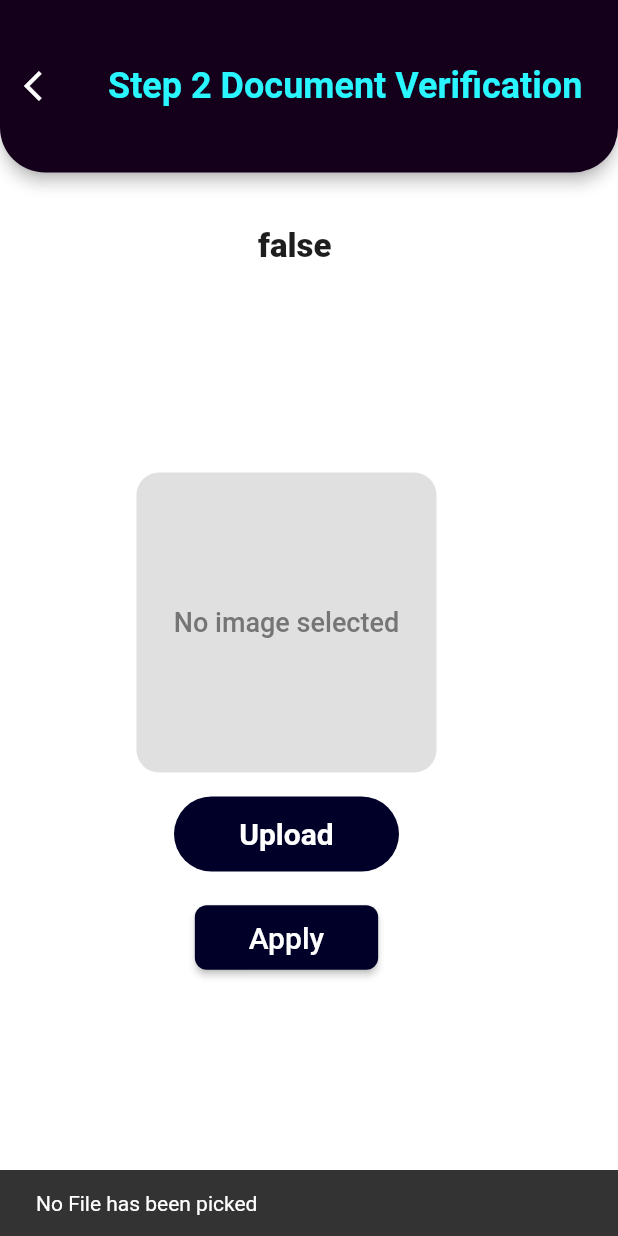
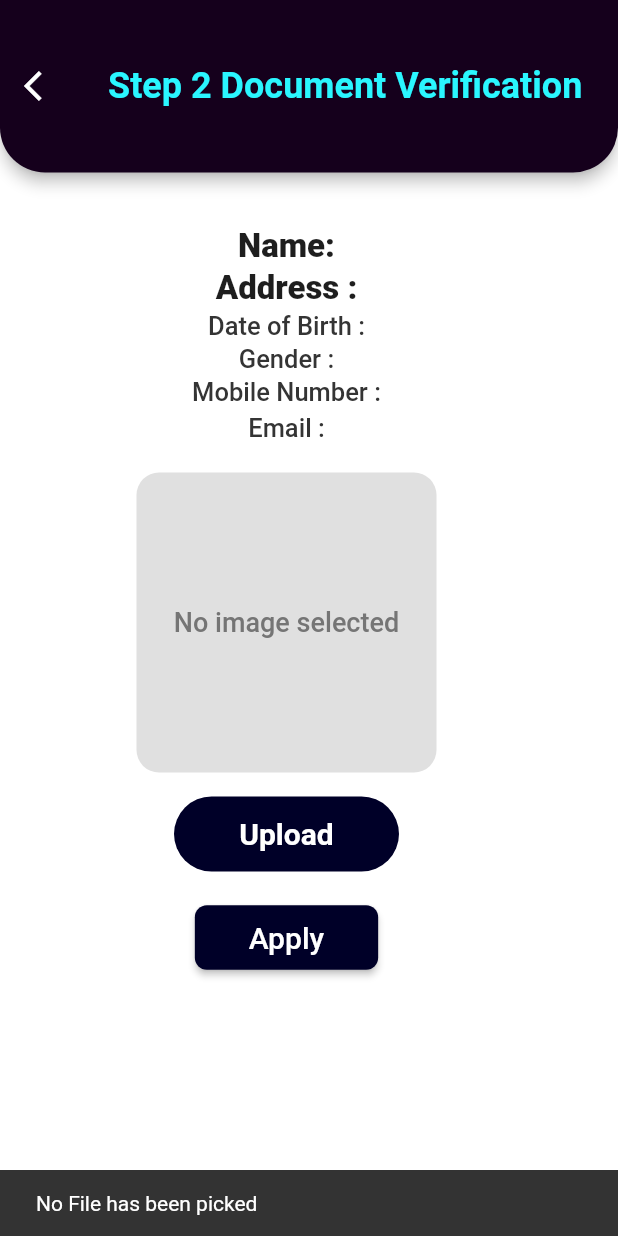
Before and after one commit to sonusahu05/Hackathon, a Flutter app: the Step2 screen opened by its route, after a tap on "Upload", on a phone screen of 412 x 824 dp. Run offline on Flutter 3.47's test engine with Material 2 defaults, Android fonts, the phone set to English and light mode, and no system bars; our stand-ins replace bloc, cloud_firestore, equatable, file_picker, firebase_auth, firebase_core and 7 more; missing offline and left inert: encrypt, firebase_ml_vision, gsheets, scroll_page_view, string_similarity; accounts and stored records are empty; project files that could hold a hidden picture were left out; key blocks and very long unbroken strings in the code were emptied for the run.

Commit message:
Step 2 doc verification done

```diff
--- a/onboardpro/lib/views/onboard/step2.dart
+++ b/onboardpro/lib/views/onboard/step2.dart
@@ -43,7 +43,6 @@ class _Step2State extends State<Step2> {
   String _surname2 = "";
   String _address2 = "";
   String _gender2 = "";
-  String _emailData2 = "";
   String _dob2 = "";
   late DateTime dateTime;
   late DateTime lastDate;
@@ -79,7 +78,6 @@ class _Step2State extends State<Step2> {
       _address2 = encrypter2.decrypt64(widgetConcession.address, iv: iv2);
       _dob2 = encrypter2.decrypt64(widgetConcession.dob, iv: iv2);
       _gender2 = encrypter2.decrypt64(widgetConcession.gender, iv: iv2);
-      _emailData2 = encrypter2.decrypt64(widgetConcession.email, iv: iv2);
     }
   }
 
@@ -178,7 +176,7 @@ class _Step2State extends State<Step2> {
                             height: 20,
                           ),
                           Text(
-                            "$_nameData2 $_surname2 $_docVerify $_imgUrl",
+                            "Name: $_nameData2 $_surname2",
                             style: const TextStyle(
                               color: Color(0xff1e1e1e),
                               fontSize: 22,
@@ -190,7 +188,7 @@ class _Step2State extends State<Step2> {
                             height: 2,
                           ),
                           Text(
-                            _address2,
+                            "Address : $_address2",
                             style: const TextStyle(
                               color: Color(0xff1e1e1e),
                               fontSize: 22,
@@ -202,7 +200,7 @@ class _Step2State extends State<Step2> {
                             height: 2,
                           ),
                           Text(
-                            _dob2,
+                            "Date of Birth : $_dob2",
                             style: const TextStyle(
                               color: Color(0xff343434),
                               fontSize: 17,
@@ -214,7 +212,7 @@ class _Step2State extends State<Step2> {
                             height: 2,
                           ),
                           Text(
-                            _gender2,
+                            "Gender : $_gender2",
                             style: const TextStyle(
                               color: Color(0xff343434),
                               fontSize: 17,
@@ -226,7 +224,7 @@ class _Step2State extends State<Step2> {
                             height: 2,
                           ),
                           Text(
-                            _mobilenumber2,
+                            "Mobile Number : $_mobilenumber2",
                             style: const TextStyle(
                               color: Color(0xff343434),
                               fontSize: 17,
@@ -241,7 +239,7 @@ class _Step2State extends State<Step2> {
                             height: 2,
                           ),
                           Text(
-                            _emailData2,
+                            "Email : $_emailData",
                             style: const TextStyle(
                               color: Color(0xff343434),
                               fontSize: 17,
```
Also changed, not shown: onboardpro/lib/views/onboard/onboard.dart (+8 -4 lines).
